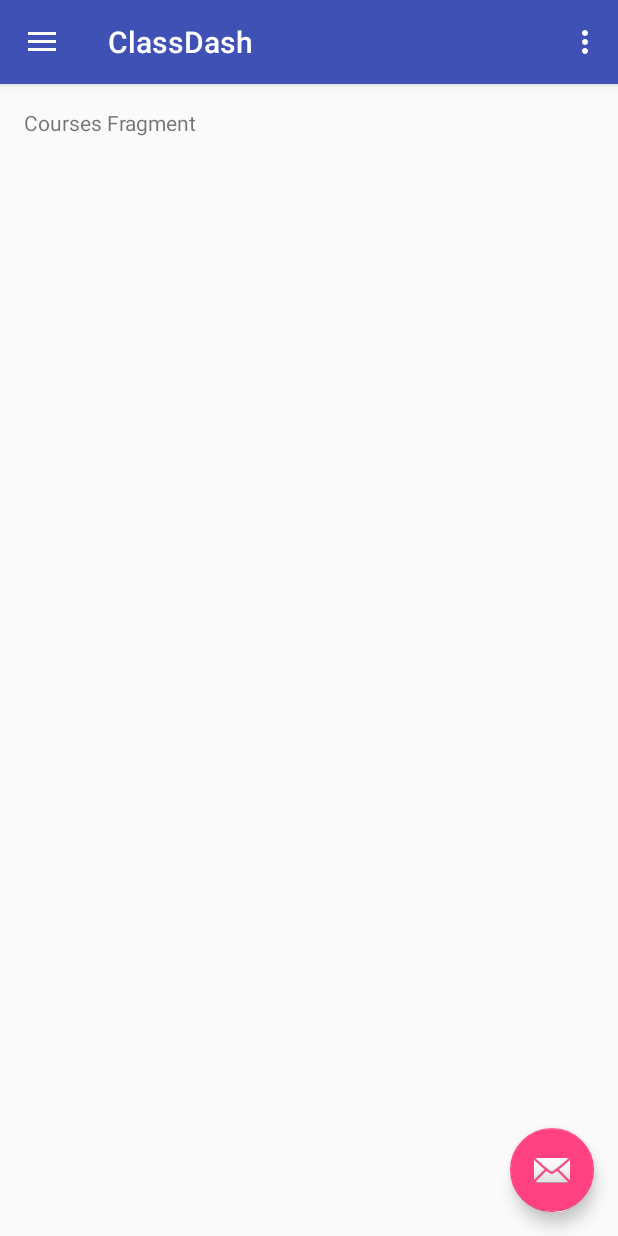
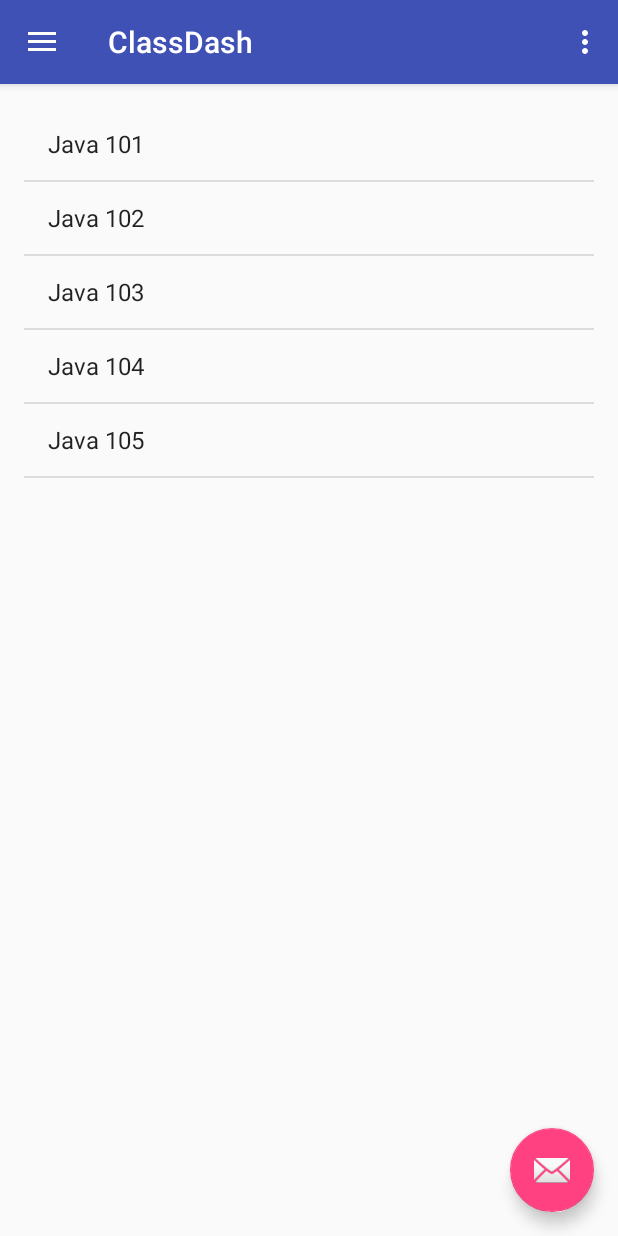
Before and after one commit to kufel/ClassDash, an Android app: the screen it shows after launch (MainActivity), in the side drawer, after a tap on "Courses", on a phone screen of 412 x 824 dp. Run offline under Robolectric (Android 15) with nearby library versions, the phone set to English and light mode, and no system bars.

Commit message:
Added Courses view

```diff
--- a/app/src/main/java/csit515/classdash/DBHandler.java
+++ b/app/src/main/java/csit515/classdash/DBHandler.java
@@ -333,7 +333,7 @@ public class DBHandler extends SQLiteOpenHelper {
         res.moveToFirst();
 
         while(!res.isAfterLast()){
-            list.add(res.getString(res.getColumnIndex(CLASSES_C_ID)));
+            list.add(res.getString(res.getColumnIndex(CLASSES_C_NAME)));
             res.moveToNext();
         }
         return list;
--- a/app/src/main/java/csit515/classdash/FragmentCourses.java
+++ b/app/src/main/java/csit515/classdash/FragmentCourses.java
@@ -1,11 +1,18 @@
 package csit515.classdash;
 
 import android.app.Fragment;
+import android.database.Cursor;
 import android.net.Uri;
 import android.os.Bundle;
 import android.view.LayoutInflater;
 import android.view.View;
 import android.view.ViewGroup;
+import android.widget.ArrayAdapter;
+import android.widget.Button;
+import android.widget.EditText;
+import android.widget.ListView;
+
+import java.util.ArrayList;
 
 
 /**
@@ -17,19 +24,29 @@ import android.view.ViewGroup;
  * create an instance of this fragment.
  */
 public class FragmentCourses extends Fragment {
-    // TODO: Rename parameter arguments, choose names that match
-    // the fragment initialization parameters, e.g. ARG_ITEM_NUMBER
-    private static final String ARG_PARAM1 = "param1";
-    private static final String ARG_PARAM2 = "param2";
-
-    // TODO: Rename and change types of parameters
-    private String mParam1;
-    private String mParam2;
+    private View root;
+    private DBHandler mydb;
+    private ListView listView;
 
     private OnFragmentInteractionListener mListener;
 
     public FragmentCourses() {
         // Required empty public constructor
+    }
+
+    private void setupFrag() {
+        mydb = new DBHandler(getActivity());
+        listView = (ListView) root.findViewById(R.id.listViewCourses);
+    }
+
+    private void loadSQL() {
+        ArrayList<String> list = mydb.getAllClasses();
+        String[] listItems = new String[list.size()];
+        for (int i = 0; i < list.size(); i++) {
+            listItems[i] = list.get(i);
+        }
+        ArrayAdapter adapter = new ArrayAdapter(getActivity(), android.R.layout.simple_list_item_1, listItems);
+        listView.setAdapter(adapter);
     }
 
     /**
@@ -44,8 +61,7 @@ public class FragmentCourses extends Fragment {
     public static FragmentCourses newInstance(String param1, String param2) {
         FragmentCourses fragment = new FragmentCourses();
         Bundle args = new Bundle();
-        args.putString(ARG_PARAM1, param1);
-        args.putString(ARG_PARAM2, param2);
+//        args.putString(ARG_PARAM1, param1);
         fragment.setArguments(args);
         return fragment;
     }
@@ -53,17 +69,16 @@ public class FragmentCourses extends Fragment {
     @Override
     public void onCreate(Bundle savedInstanceState) {
         super.onCreate(savedInstanceState);
-        if (getArguments() != null) {
-            mParam1 = getArguments().getString(ARG_PARAM1);
-            mParam2 = getArguments().getString(ARG_PARAM2);
-        }
     }
 
     @Override
-    public View onCreateView(LayoutInflater inflater, ViewGroup container,
-                             Bundle savedInstanceState) {
+    public View onCreateView(LayoutInflater inflater, ViewGroup container, Bundle savedInstanceState) {
         // Inflate the layout for this fragment
-        return inflater.inflate(R.layout.fragment_fragment_courses, container, false);
+        View rootView = inflater.inflate(R.layout.fragment_fragment_courses, container, false);
+        root = rootView;
+        setupFrag();
+        loadSQL();
+        return rootView;
     }
 
     // TODO: Rename method, update argument and hook method into UI event
--- a/app/src/main/java/csit515/classdash/FragmentProfile.java
+++ b/app/src/main/java/csit515/classdash/FragmentProfile.java
@@ -45,8 +45,6 @@ public class FragmentProfile extends Fragment {
     }
 
     private void loadSQL() {
-        mydb.insertUser("Nick", "Garcia", "nick@aol.com", "pass", "", 1);
-
         Cursor rs = mydb.getUser(1);
         rs.moveToFirst();
         firstName.setText(rs.getString(rs.getColumnIndex(DBHandler.USERS_C_FIRST_NAME)));
@@ -70,6 +68,7 @@ public class FragmentProfile extends Fragment {
             }
         });
     }
+
     /**
      * Use this factory method to create a new instance of
      * this fragment using the provided parameters.
@@ -88,9 +87,6 @@ public class FragmentProfile extends Fragment {
     @Override
     public void onCreate(Bundle savedInstanceState) {
         super.onCreate(savedInstanceState);
-        if (getArguments() != null) {
-            //   mParam2 = getArguments().getString(ARG_PARAM2);
-        }
     }
 
     @Override
--- a/app/src/main/java/csit515/classdash/MainActivity.java
+++ b/app/src/main/java/csit515/classdash/MainActivity.java
@@ -1,5 +1,6 @@
 package csit515.classdash;
 
+import android.content.res.AssetManager;
 import android.os.Bundle;
 import android.support.design.widget.FloatingActionButton;
 import android.support.design.widget.Snackbar;
@@ -16,6 +17,12 @@ import android.support.v7.app.AppCompatActivity;
 import android.support.v7.widget.Toolbar;
 import android.view.Menu;
 import android.view.MenuItem;
+import android.widget.Toast;
+
+import java.io.BufferedReader;
+import java.io.IOException;
+import java.io.InputStream;
+import java.io.InputStreamReader;
 
 public class MainActivity extends AppCompatActivity
         implements NavigationView.OnNavigationItemSelectedListener {
@@ -51,8 +58,9 @@ public class MainActivity extends AppCompatActivity
         ft.commit();
 
         // clear db
-//        DBHandler mydb = new DBHandler(this);
-//        mydb.onUpgrade(mydb.getWritableDatabase(), 1, 1);
+        DBHandler mydb = new DBHandler(this);
+        mydb.onUpgrade(mydb.getWritableDatabase(), 1, 1);
+        SQL sql = new SQL(mydb);
     }
 
     @Override
--- /dev/null
+++ b/app/src/main/java/csit515/classdash/SQL.java
@@ -0,0 +1,33 @@
+package csit515.classdash;
+
+/**
+ * Created by Kufel on 3/1/2017.
+ */
+
+public class SQL {
+
+    private DBHandler mydb;
+
+    public SQL(DBHandler db) {
+        mydb = db;
+        userSQL();
+        classesSQL();
+    }
+
+    private void userSQL() {
+        mydb.insertUser("Nick", "Garcia", "nick@aol.com", "pass", "", 1);
+        mydb.insertUser("Josh", "Garcia", "josh@gmail.com", "pass", "", 1);
+    }
+
+    private void classesSQL() {
+        mydb.insertClass("Java 101", 0, "Assigments1", "Tutorial1");
+        mydb.insertClass("Java 102", 0, "Assigments2", "Tutorial2");
+        mydb.insertClass("Java 103", 0, "Assigments3", "Tutorial3");
+        mydb.insertClass("Java 104", 0, "Assigments4", "Tutorial4");
+        mydb.insertClass("Java 105", 0, "Assigments5", "Tutorial5");
+    }
+
+    private void assignmentsSQL() {
+        //mydb.insertAssignment();
+    }
+}
--- a/app/src/main/res/layout/fragment_fragment_courses.xml
+++ b/app/src/main/res/layout/fragment_fragment_courses.xml
@@ -5,9 +5,10 @@
     tools:context="csit515.classdash.FragmentCourses">
 
     <!-- TODO: Update blank fragment layout -->
-    <TextView
+
+    <ListView
         android:layout_width="match_parent"
         android:layout_height="match_parent"
-        android:text="Courses Fragment" />
+        android:id="@+id/listViewCourses" />
 
 </FrameLayout>
```
